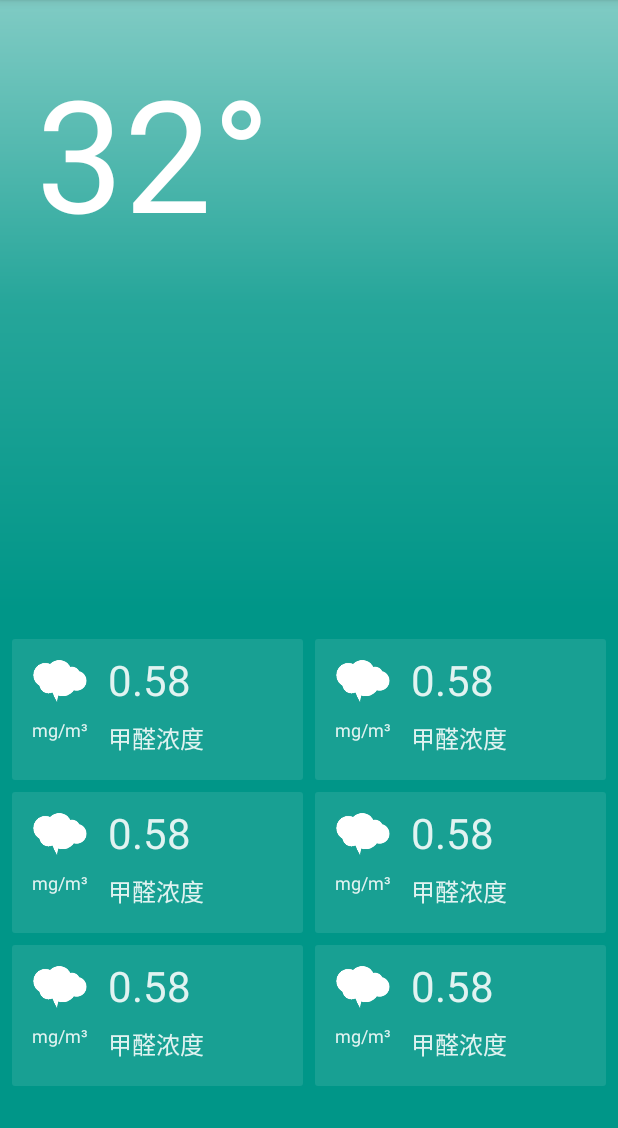
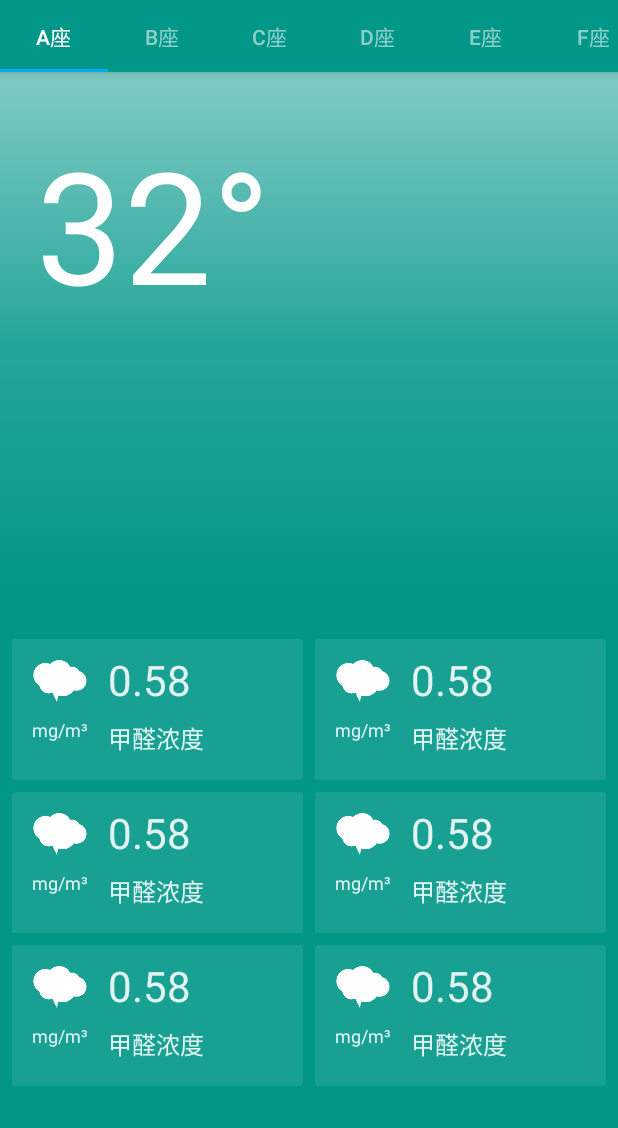
Before and after one commit to daidaijie/STUEnvironment, an Android app: the screen it shows after launch (MainActivity), on a phone screen of 412 x 824 dp, the part 108-1236 px from its top. Run offline under Robolectric (Android 15) with nearby library versions, the phone set to English and light mode, and no system bars.

Commit message:
初步添加ViewPager

```diff
--- a/app/src/main/java/com/daijie/stuenvironment/MainActivity.java
+++ b/app/src/main/java/com/daijie/stuenvironment/MainActivity.java
@@ -1,6 +1,8 @@
 package com.daijie.stuenvironment;
 
 import android.os.Build;
+import android.support.design.widget.TabLayout;
+import android.support.v4.view.ViewPager;
 import android.support.v7.app.AppCompatActivity;
 import android.os.Bundle;
 import android.support.v7.widget.GridLayoutManager;
@@ -14,9 +16,10 @@ public class MainActivity extends AppCompatActivity {
 
     Toolbar mToolbar;
     TextView mTitleTextView;
-    RecyclerView mInfoRecyclerView;
+    TabLayout mTabLayout;
+    ViewPager mMainViewPager;
 
-    InfoAdapter mInfoAdapter;
+    MainFragmentAdapter mMainFragmentAdapter;
 
     protected int mStatusBarHeight;
     protected int mDeviceWidth;
@@ -51,7 +54,27 @@ public class MainActivity extends AppCompatActivity {
 
     private void initView() {
         initToolbar();
-        initRecyclerView();
+        initTab();
+    }
+
+    private void initTab() {
+        mMainViewPager = (ViewPager) findViewById(R.id.mainViewPager);
+        mMainFragmentAdapter = new MainFragmentAdapter(getSupportFragmentManager());
+        mMainViewPager.setAdapter(mMainFragmentAdapter);
+
+        mTabLayout = (TabLayout) findViewById(R.id.tabLayout);
+        mTabLayout.setupWithViewPager(mMainViewPager);
+        mTabLayout.getTabAt(0).setText("A座");
+        mTabLayout.getTabAt(1).setText("B座");
+        mTabLayout.getTabAt(2).setText("C座");
+        mTabLayout.getTabAt(3).setText("D座");
+        mTabLayout.getTabAt(4).setText("E座");
+        mTabLayout.getTabAt(5).setText("F座");
+        mTabLayout.getTabAt(6).setText("G座");
+        mTabLayout.getTabAt(7).setText("至诚");
+        mTabLayout.getTabAt(8).setText("弘毅");
+        mTabLayout.getTabAt(9).setText("思源");
+        mTabLayout.getTabAt(10).setText("知行");
     }
 
     private void initToolbar() {
@@ -71,11 +94,4 @@ public class MainActivity extends AppCompatActivity {
     private void setTitle(String title) {
         mTitleTextView.setText(title);
     }
-
-    private void initRecyclerView() {
-        mInfoRecyclerView = (RecyclerView) findViewById(R.id.infoRecyclerView);
-        mInfoAdapter = new InfoAdapter();
-        mInfoRecyclerView.setLayoutManager(new GridLayoutManager(this, 2, LinearLayoutManager.VERTICAL, false));
-        mInfoRecyclerView.setAdapter(mInfoAdapter);
-    }
 }
--- /dev/null
+++ b/app/src/main/java/com/daijie/stuenvironment/MainFragment.java
@@ -0,0 +1,47 @@
+package com.daijie.stuenvironment;
+
+import android.os.Bundle;
+import android.support.annotation.Nullable;
+import android.support.v4.app.Fragment;
+import android.support.v7.widget.GridLayoutManager;
+import android.support.v7.widget.LinearLayoutManager;
+import android.support.v7.widget.RecyclerView;
+import android.view.LayoutInflater;
+import android.view.View;
+import android.view.ViewGroup;
+
+/**
+ * Created by liyujie on 2017/4/13.
+ */
+
+public class MainFragment extends Fragment {
+
+    RecyclerView mInfoRecyclerView;
+
+    InfoAdapter mInfoAdapter;
+
+    public static MainFragment newInstance() {
+        MainFragment mainFragment = new MainFragment();
+        return mainFragment;
+    }
+
+    @Override
+    public View onCreateView(LayoutInflater inflater, @Nullable ViewGroup container, @Nullable Bundle savedInstanceState) {
+        View view = inflater.inflate(R.layout.fragment_main, container, false);
+
+        initView(view);
+
+        return view;
+    }
+
+    private void initView(View view) {
+        initRecyclerView(view);
+    }
+
+    private void initRecyclerView(View view) {
+        mInfoRecyclerView = (RecyclerView) view.findViewById(R.id.infoRecyclerView);
+        mInfoAdapter = new InfoAdapter();
+        mInfoRecyclerView.setLayoutManager(new GridLayoutManager(getContext(), 2, LinearLayoutManager.VERTICAL, false));
+        mInfoRecyclerView.setAdapter(mInfoAdapter);
+    }
+}
--- /dev/null
+++ b/app/src/main/java/com/daijie/stuenvironment/MainFragmentAdapter.java
@@ -0,0 +1,26 @@
+package com.daijie.stuenvironment;
+
+import android.support.v4.app.Fragment;
+import android.support.v4.app.FragmentManager;
+import android.support.v4.app.FragmentPagerAdapter;
+
+/**
+ * Created by liyujie on 2017/4/13.
+ */
+
+public class MainFragmentAdapter extends FragmentPagerAdapter {
+
+    public MainFragmentAdapter(FragmentManager fm) {
+        super(fm);
+    }
+
+    @Override
+    public Fragment getItem(int position) {
+        return MainFragment.newInstance();
+    }
+
+    @Override
+    public int getCount() {
+        return 11;
+    }
+}
--- a/app/src/main/res/layout/content_main.xml
+++ b/app/src/main/res/layout/content_main.xml
@@ -1,48 +1,43 @@
 <?xml version="1.0" encoding="utf-8"?>
 <LinearLayout
     xmlns:android="http://schemas.android.com/apk/res/android"
+    xmlns:app="http://schemas.android.com/apk/res-auto"
+    xmlns:tools="http://schemas.android.com/tools"
     android:layout_width="match_parent"
     android:layout_height="match_parent"
     android:background="@color/colorBackground"
     android:orientation="vertical">
 
-    <android.support.v7.widget.Toolbar
-        android:id="@+id/toolbar"
-        style="@style/toolbarStyle">
+    <android.support.design.widget.AppBarLayout
+        android:id="@+id/app_bar"
+        android:layout_width="match_parent"
+        android:layout_height="wrap_content">
 
-        <TextView
-            android:id="@+id/titleTextView"
-            style="@style/titleTextViewStyle"/>
-    </android.support.v7.widget.Toolbar>
+        <android.support.v7.widget.Toolbar
+            android:id="@+id/toolbar"
+            style="@style/toolbarStyle"
+            android:elevation="0dp"
+            tools:targetApi="lollipop">
 
-    <RelativeLayout
-        android:layout_width="match_parent"
-        android:layout_height="match_parent"
-        android:orientation="vertical">
+            <TextView
+                android:id="@+id/titleTextView"
+                style="@style/titleTextViewStyle"/>
+        </android.support.v7.widget.Toolbar>
 
-        <TextView
-            android:layout_width="match_parent"
-            android:layout_height="match_parent"
-            android:layout_above="@+id/infoRecyclerView"
-            android:background="@drawable/bg_main"
-            android:gravity="left|top"
-            android:paddingLeft="24dp"
-            android:paddingTop="32dp"
-            android:text="32°"
-            android:textColor="@color/colorTextFull"
-            android:textSize="104sp"/>
-
-        <android.support.v7.widget.RecyclerView
-            android:id="@+id/infoRecyclerView"
+        <android.support.design.widget.TabLayout
+            android:id="@+id/tabLayout"
+            style="@style/MyCustomTabLayout"
             android:layout_width="match_parent"
             android:layout_height="wrap_content"
-            android:layout_alignParentBottom="true"
-            android:background="@color/colorPrimary"
-            android:paddingBottom="24dp"
-            android:paddingLeft="4dp"
-            android:paddingRight="4dp"
-            android:paddingTop="16dp">
-        </android.support.v7.widget.RecyclerView>
-    </RelativeLayout>
+            android:background="?attr/colorPrimary"
+            app:tabMode="scrollable"/>
+
+    </android.support.design.widget.AppBarLayout>
+
+    <android.support.v4.view.ViewPager
+        android:id="@+id/mainViewPager"
+        android:layout_width="match_parent"
+        android:layout_height="match_parent">
+    </android.support.v4.view.ViewPager>
 
 </LinearLayout>
--- /dev/null
+++ b/app/src/main/res/layout/fragment_main.xml
@@ -0,0 +1,31 @@
+<?xml version="1.0" encoding="utf-8"?>
+<RelativeLayout
+    xmlns:android="http://schemas.android.com/apk/res/android"
+    android:layout_width="match_parent"
+    android:layout_height="match_parent"
+    android:orientation="vertical">
+
+    <TextView
+        android:layout_width="match_parent"
+        android:layout_height="match_parent"
+        android:layout_above="@+id/infoRecyclerView"
+        android:background="@drawable/bg_main"
+        android:gravity="left|top"
+        android:paddingLeft="24dp"
+        android:paddingTop="32dp"
+        android:text="32°"
+        android:textColor="@color/colorTextFull"
+        android:textSize="104sp"/>
+
+    <android.support.v7.widget.RecyclerView
+        android:id="@+id/infoRecyclerView"
+        android:layout_width="match_parent"
+        android:layout_height="wrap_content"
+        android:layout_alignParentBottom="true"
+        android:background="@color/colorPrimary"
+        android:paddingBottom="24dp"
+        android:paddingLeft="4dp"
+        android:paddingRight="4dp"
+        android:paddingTop="16dp">
+    </android.support.v7.widget.RecyclerView>
+</RelativeLayout>
--- a/app/src/main/res/values/styles.xml
+++ b/app/src/main/res/values/styles.xml
@@ -12,6 +12,16 @@
 
     <style name="ToolBarTheme" parent="AppTheme">
         <item name="colorControlNormal">@android:color/white</item>
+    </style>
+
+    <style name="MyCustomTabLayout" parent="Widget.Design.TabLayout">
+        <item name="tabTextAppearance">@style/MyCustomTabText</item>
+        <item name="tabSelectedTextColor">@color/colorTextFull</item>
+    </style>
+
+    <style name="MyCustomTabText" parent="TextAppearance.AppCompat.Button">
+        <item name="android:textSize">14sp</item>
+        <item name="android:textColor">@color/colorTextSecondly</item>
     </style>
 
     <style name="toolbarStyle">
```
